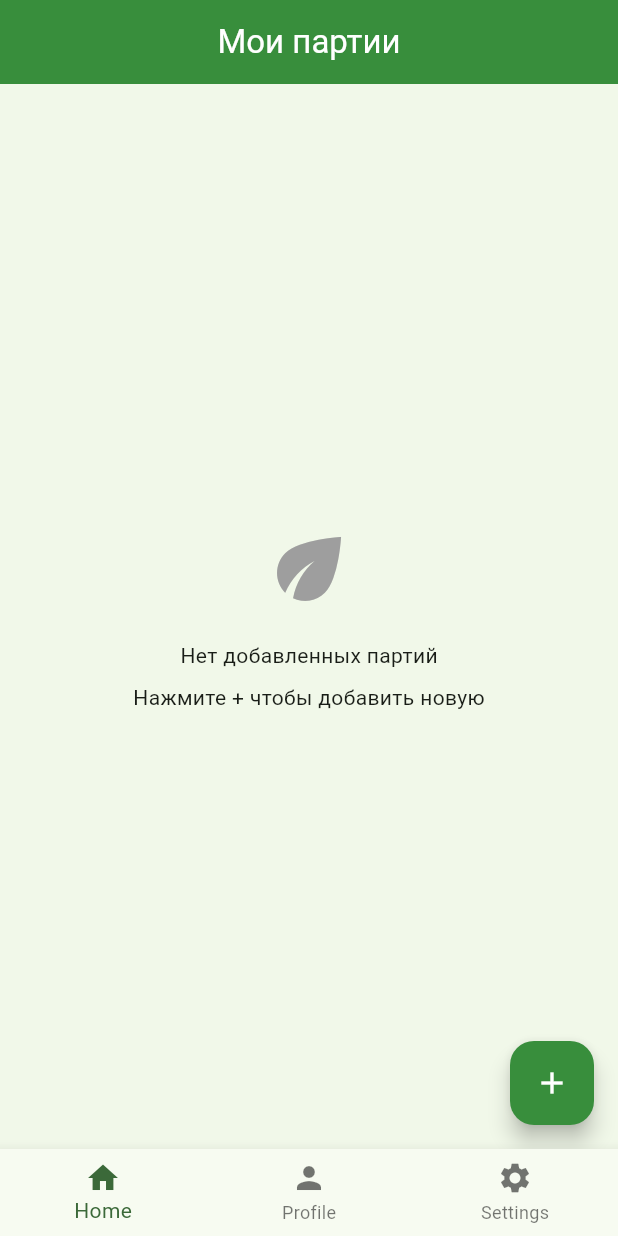
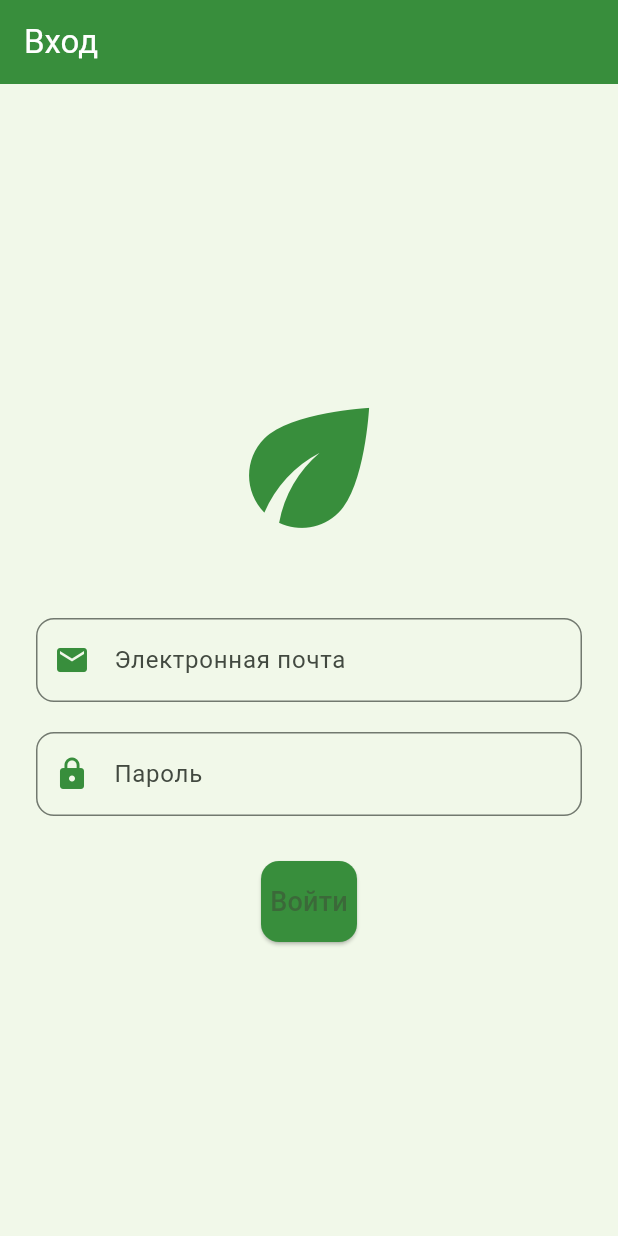
Before and after one commit to dench1k1ng/agrotech_csia, a Flutter app: the screen it shows after launch, on a phone screen of 412 x 824 dp. Run offline on Flutter 3.47's test engine with Material 3 defaults, Android fonts, the phone set to English and light mode, and no system bars; our stand-ins replace fl_chart, flutter_secure_storage, image_picker, shared_preferences.

Commit message:
add login logic and screen

```diff
--- a/lib/main.dart
+++ b/lib/main.dart
@@ -1,18 +1,17 @@
-// main.dart
-import 'package:agrotech_hacakaton/core/localization/l10n/app_localizations.dart';
-import 'package:agrotech_hacakaton/screens/batches/batches_screen.dart';
-import 'package:agrotech_hacakaton/screens/graph/grow_chart_screen.dart'
-    as graph;
-import 'package:agrotech_hacakaton/screens/journal/journal_screen.dart';
+import 'package:agrotech_hacakaton/screens/auth/login_screen.dart';
+import 'package:agrotech_hacakaton/services/auth/auth_service.dart';
 import 'package:flutter/material.dart';
 import 'package:flutter_localizations/flutter_localizations.dart';
-import 'core/theme/app_theme.dart';
+import 'core/localization/l10n/app_localizations.dart';
+import 'package:provider/provider.dart';
+import 'providers/theme_provider.dart';
 import 'screens/home/home_screen.dart';
-import 'screens/profile/profile_screen.dart';
+import 'screens/batches/batches_screen.dart';
+import 'screens/graph/grow_chart_screen.dart' as graph;
+import 'screens/journal/journal_screen.dart';
 import 'screens/settings/settings_screen.dart';
 import 'widgets/bottom_nav_bar.dart';
-import 'package:provider/provider.dart';
-import 'providers/theme_provider.dart';
+import 'core/theme/app_theme.dart';
 
 void main() {
   runApp(
@@ -37,6 +36,10 @@ class MyApp extends StatelessWidget {
           darkTheme: AppTheme.darkTheme,
           themeMode: themeProvider.themeMode,
           locale: themeProvider.locale,
+          routes: {
+            '/login': (context) => LoginScreen(),
+            '/home': (context) => BatchesScreen(),
+          },
           supportedLocales: const [Locale('en'), Locale('ru')],
           localizationsDelegates: const [
             AppLocalizations.delegate,
@@ -75,6 +78,14 @@ class _MainNavigationState extends State<MainNavigation> {
 
   @override
   Widget build(BuildContext context) {
+    return FutureBuilder<bool>(
+      future: AuthService().isAuthenticated(),
+      builder: (context, snapshot) {
+        if (snapshot.connectionState == ConnectionState.waiting) {
+          return Center(child: CircularProgressIndicator());
+        }
+
+        if (snapshot.data == true) {
           return Scaffold(
             body: _screens[_currentIndex],
             bottomNavigationBar: BottomNavBar(
@@ -86,5 +97,10 @@ class _MainNavigationState extends State<MainNavigation> {
               },
             ),
           );
+        } else {
+          return LoginScreen(); // Показываем экран логина, если пользователь не авторизован
+        }
+      },
+    );
   }
 }
--- /dev/null
+++ b/lib/screens/auth/login_screen.dart
@@ -0,0 +1,125 @@
+import 'package:agrotech_hacakaton/services/auth/auth_service.dart';
+import 'package:flutter/material.dart';
+
+class LoginScreen extends StatefulWidget {
+  @override
+  _LoginScreenState createState() => _LoginScreenState();
+}
+
+class _LoginScreenState extends State<LoginScreen> {
+  final _emailController = TextEditingController();
+  final _passwordController = TextEditingController();
+  bool _isLoading = false;
+  String _errorMessage = '';
+
+  void _login() async {
+    setState(() {
+      _isLoading = true;
+    });
+
+    final email = _emailController.text;
+    final password = _passwordController.text;
+
+    final authService = AuthService();
+    final success = await authService.login(email, password);
+
+    setState(() {
+      _isLoading = false;
+    });
+
+    if (success) {
+      // Переход на главный экран
+      Navigator.pushReplacementNamed(context, '/home');
+    } else {
+      setState(() {
+        _errorMessage = 'Ошибка при входе. Проверьте логин и пароль.';
+      });
+    }
+  }
+
+  @override
+  Widget build(BuildContext context) {
+    return Scaffold(
+      appBar: AppBar(title: Text('Вход'), backgroundColor: Colors.green[700]),
+      body: Padding(
+        padding: EdgeInsets.all(24.0),
+        child: Column(
+          crossAxisAlignment: CrossAxisAlignment.center,
+          mainAxisAlignment: MainAxisAlignment.center,
+          children: [
+            // Логотип или иконка
+            Icon(Icons.eco, size: 120, color: Colors.green[700]),
+            SizedBox(height: 40),
+
+            // Поле ввода электронной почты с иконкой
+            _buildTextField(
+              controller: _emailController,
+              label: 'Электронная почта',
+              icon: Icons.email,
+              obscureText: false,
+            ),
+
+            SizedBox(height: 20),
+
+            // Поле ввода пароля с иконкой
+            _buildTextField(
+              controller: _passwordController,
+              label: 'Пароль',
+              icon: Icons.lock,
+              obscureText: true,
+            ),
+
+            SizedBox(height: 30),
+
+            // Кнопка входа
+            _isLoading
+                ? CircularProgressIndicator()
+                : ElevatedButton(
+                  onPressed: _login,
+                  style: ElevatedButton.styleFrom(
+                    backgroundColor: Colors.green[700],
+                    padding: EdgeInsets.symmetric(vertical: 14),
+                    shape: RoundedRectangleBorder(
+                      borderRadius: BorderRadius.circular(12),
+                    ),
+                  ),
+                  child: Text('Войти', style: TextStyle(fontSize: 18)),
+                ),
+
+            // Сообщение об ошибке
+            if (_errorMessage.isNotEmpty)
+              Padding(
+                padding: const EdgeInsets.all(8.0),
+                child: Text(
+                  _errorMessage,
+                  style: TextStyle(color: Colors.red, fontSize: 16),
+                ),
+              ),
+          ],
+        ),
+      ),
+    );
+  }
+
+  // Метод для создания текстовых полей с иконками
+  Widget _buildTextField({
+    required TextEditingController controller,
+    required String label,
+    required IconData icon,
+    required bool obscureText,
+  }) {
+    return TextField(
+      controller: controller,
+      decoration: InputDecoration(
+        labelText: label,
+        prefixIcon: Icon(icon, color: Colors.green[700]),
+        border: OutlineInputBorder(borderRadius: BorderRadius.circular(12)),
+        focusedBorder: OutlineInputBorder(
+          borderRadius: BorderRadius.circular(12),
+          borderSide: BorderSide(color: Colors.green[700]!),
+        ),
+      ),
+      obscureText: obscureText,
+    );
+  }
+}
```
Also changed, not shown: lib/app.dart (deleted, +0 -28 lines), lib/screens/auth/api_service.dart (added, +32 -0 lines), lib/services/auth/auth_service.dart (added, +72 -0 lines), lib/storage/secure_storage.dart (added, +20 -0 lines). Lines whose indentation alone changed are shown as unchanged.
